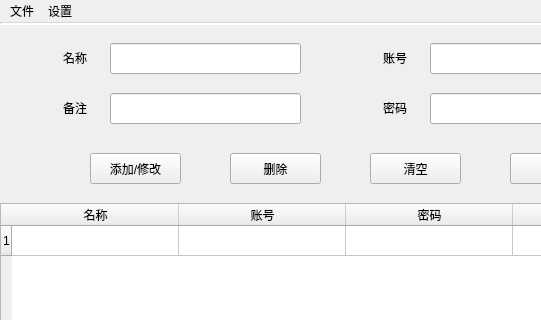
Above: tools/ui/mainWindow/mainWindow.ui from ling-yuan/AccountManager before the change; both pictures show x 0 to 541 and y 0 to 320 of the 721 by 518 pixel window. Below: the same form after it.
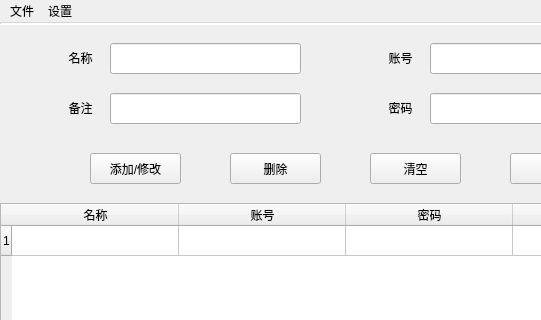
That is the form after the change. Icons and pictures are not drawn.

What changed in the file:
```diff
--- a/tools/ui/mainWindow/mainWindow.ui
+++ b/tools/ui/mainWindow/mainWindow.ui
@@ -35,7 +35,7 @@
      <rect>
       <x>50</x>
       <y>20</y>
-      <width>50</width>
+      <width>61</width>
       <height>30</height>
      </rect>
     </property>
@@ -57,7 +57,7 @@
      <rect>
       <x>370</x>
       <y>20</y>
-      <width>50</width>
+      <width>61</width>
       <height>30</height>
      </rect>
     </property>
@@ -73,7 +73,7 @@
      <rect>
       <x>370</x>
       <y>70</y>
-      <width>50</width>
+      <width>61</width>
       <height>30</height>
      </rect>
     </property>
@@ -89,7 +89,7 @@
      <rect>
       <x>50</x>
       <y>70</y>
-      <width>50</width>
+      <width>61</width>
       <height>30</height>
      </rect>
     </property>
```
